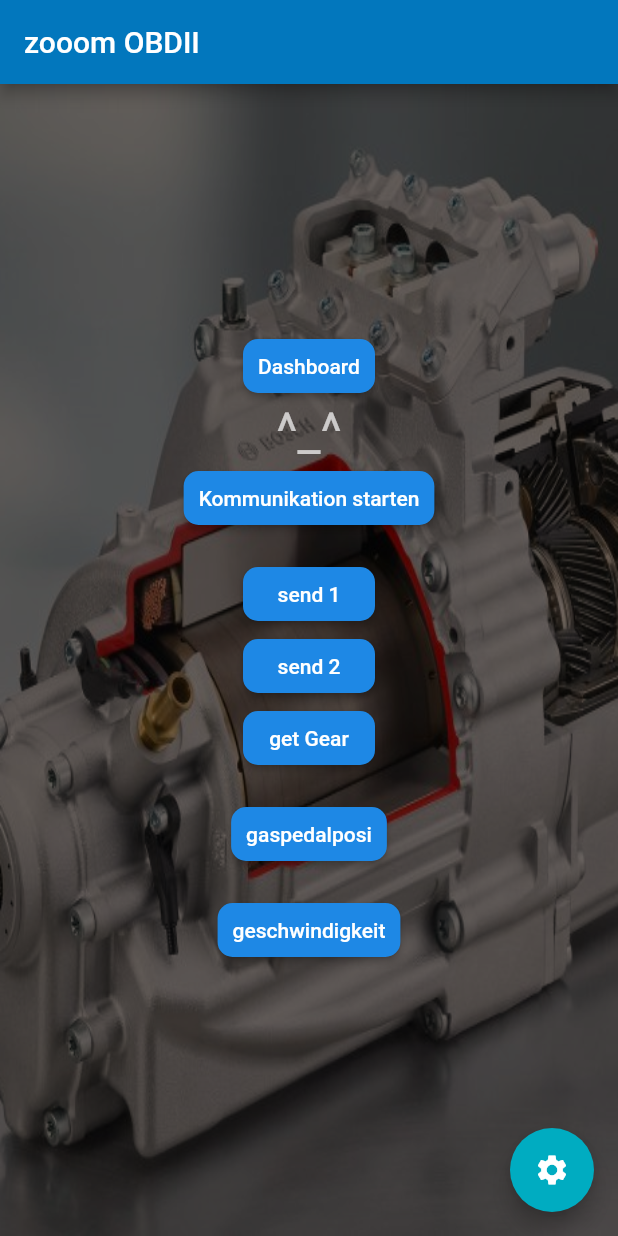
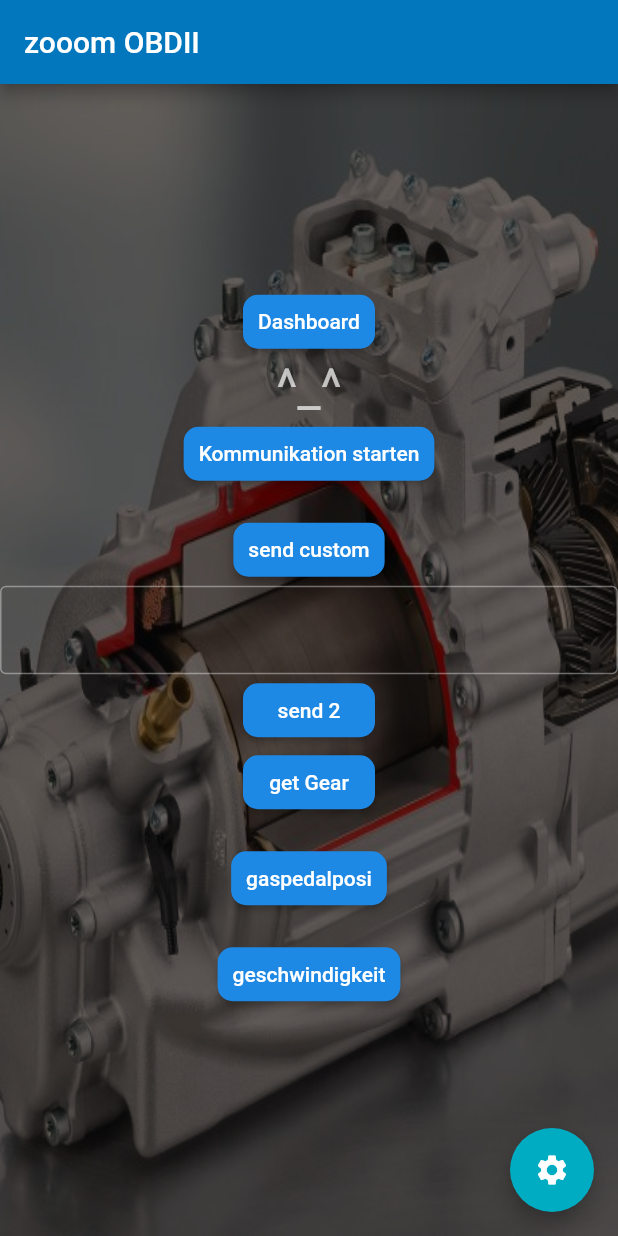
Before and after one commit to Edelbitter/odb24e, a Flutter app: the screen it shows after launch, after a tap on "get Gear", on a phone screen of 412 x 824 dp. Run offline on Flutter 3.47's test engine with Material 2 defaults, Android fonts, the phone set to English and light mode, and no system bars; our stand-ins replace connectivity; Roboto replaces fonts that are missing (Montserrat).

Commit message:
input field

```diff
--- a/lib/main.dart
+++ b/lib/main.dart
@@ -95,6 +95,8 @@ class _MyHomePageState extends State<MyHomePage> {
   String gasPedal = '';
   String gear = '';
 
+  String userInput;
+
 
   @override
   initState() {
@@ -171,6 +173,7 @@ class _MyHomePageState extends State<MyHomePage> {
         _otherDisplay = "connected";
         ready=true;
         print('connected');
+        _sendOut('AT E0\r');
       });
     });
   }
@@ -190,6 +193,8 @@ void _sendOut(String toSend)
   ready = false;
   List<int> bytes = utf8.encode(toSend);
   theSocket.add(bytes);
+  print(toSend);
+  print('\n');
 }
 
 void _send1() {
@@ -333,14 +338,24 @@ void _send1() {
                 Container(
                   margin: EdgeInsets.only(left:15,right: 15),
                   child:   RaisedButton(
-                    child:  Text("send 1"),
+                    child:  Text("send custom"),
                     shape: new RoundedRectangleBorder(borderRadius: new BorderRadius.circular(10.0)),
 
-                    onPressed: (this.network == 'wifi' && ready==true) ? _send1 : null,
+                    onPressed: (this.network == 'wifi' && ready==true) ? (){_sendOut(userInput.trim()+'\r');} : null,
                     // color: Colors.red,
                     // textColor: Colors.yellow,
                     padding: EdgeInsets.fromLTRB(10, 10, 10, 10),
                     // splashColor: Colors.grey,
+                  ),
+                ),
+                TextFormField(
+
+                  textDirection: TextDirection.rtl,
+                  onFieldSubmitted: (res){userInput = res;},
+
+                  decoration: InputDecoration(
+                      border: OutlineInputBorder(),
+
                   ),
                 ),
 
```
